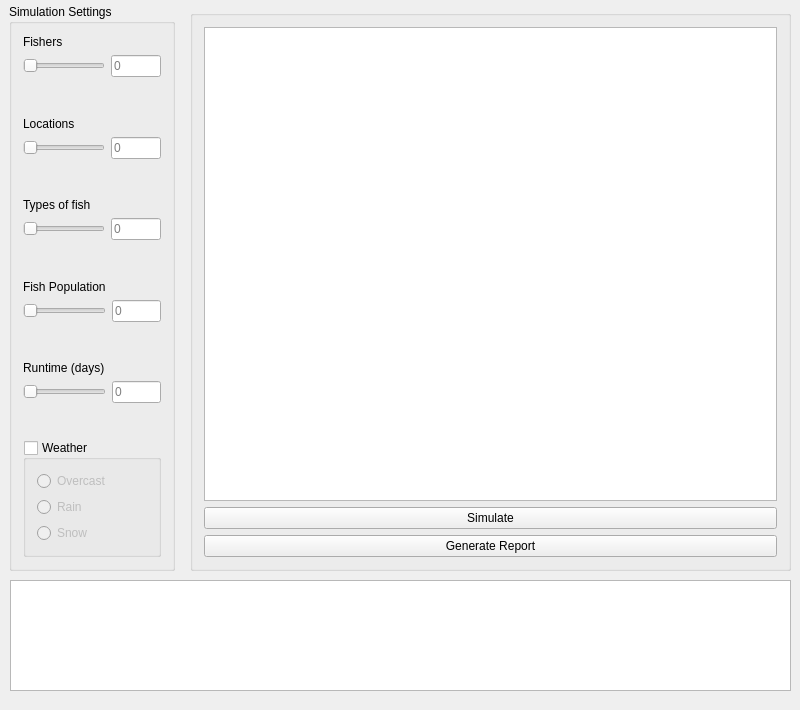
This is CrowdAnalysys/mainwindow.ui in AlexanderJHill/Software-Engineering as Qt 5 draws it before an edit. The edited form follows.
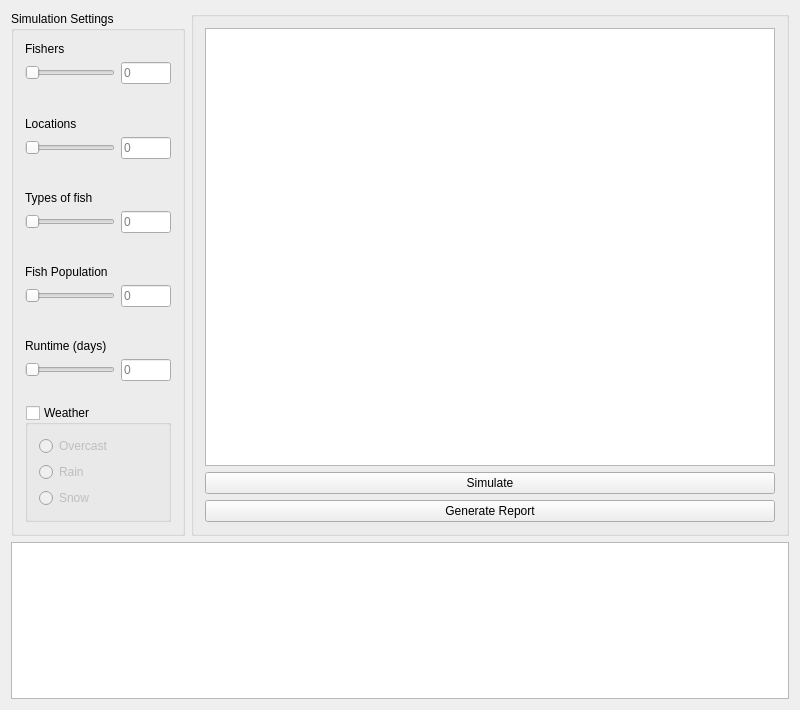
This is the edited form.

```diff
--- a/CrowdAnalysys/mainwindow.ui
+++ b/CrowdAnalysys/mainwindow.ui
@@ -14,15 +14,9 @@
    <string>MainWindow</string>
   </property>
   <widget class="QWidget" name="centralWidget">
+   <layout class="QFormLayout" name="formLayout">
+    <item row="0" column="0">
    <widget class="QGroupBox" name="groupBox">
-    <property name="geometry">
-     <rect>
-      <x>9</x>
-      <y>4</y>
-      <width>166</width>
-      <height>567</height>
-     </rect>
-    </property>
     <property name="title">
      <string>Simulation Settings</string>
     </property>
@@ -315,18 +309,12 @@
      </item>
     </layout>
    </widget>
+    </item>
+    <item row="0" column="1">
    <widget class="QGroupBox" name="groupBox_2">
     <property name="enabled">
      <bool>true</bool>
     </property>
-    <property name="geometry">
-     <rect>
-      <x>190</x>
-      <y>10</y>
-      <width>601</width>
-      <height>561</height>
-     </rect>
-    </property>
     <property name="title">
      <string/>
     </property>
@@ -356,19 +344,15 @@
      </item>
     </layout>
    </widget>
+    </item>
+    <item row="1" column="0" colspan="2">
    <widget class="QPlainTextEdit" name="plainTextEdit">
-    <property name="geometry">
-     <rect>
-      <x>10</x>
-      <y>580</y>
-      <width>781</width>
-      <height>111</height>
-     </rect>
-    </property>
     <property name="documentTitle">
      <string/>
     </property>
    </widget>
+    </item>
+   </layout>
   </widget>
   <widget class="QMenuBar" name="menuBar">
    <property name="geometry">
```
Left out of the diff: 2 changed lines with no effect on the pictures. Lines whose indentation alone changed are shown as unchanged.
